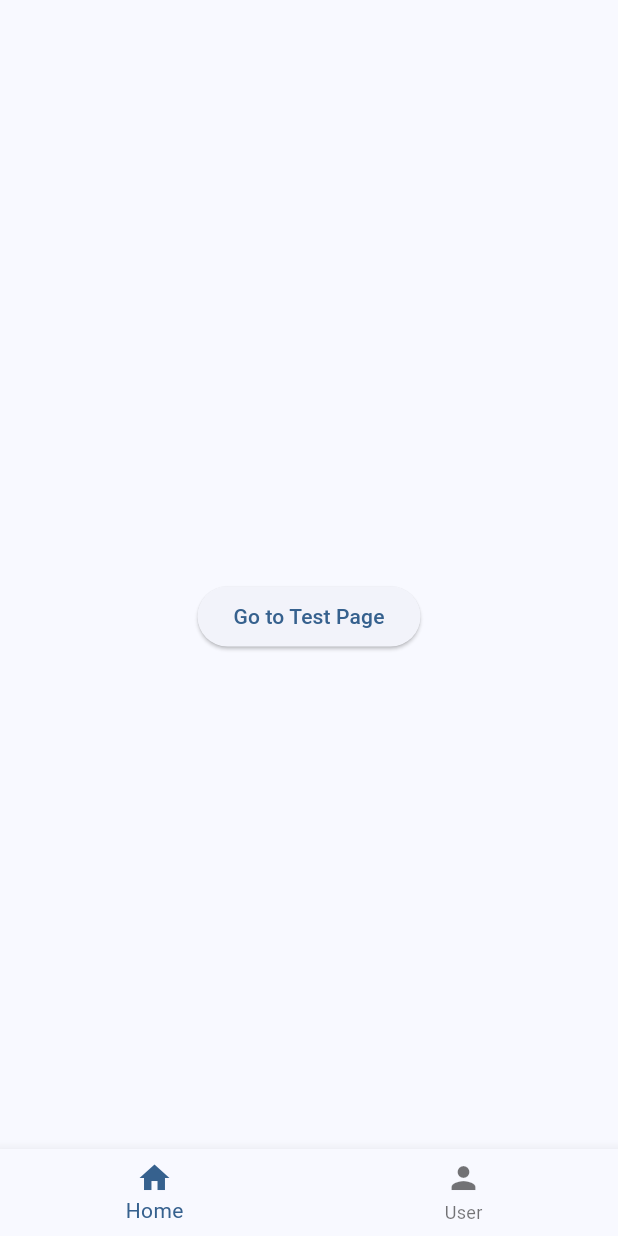
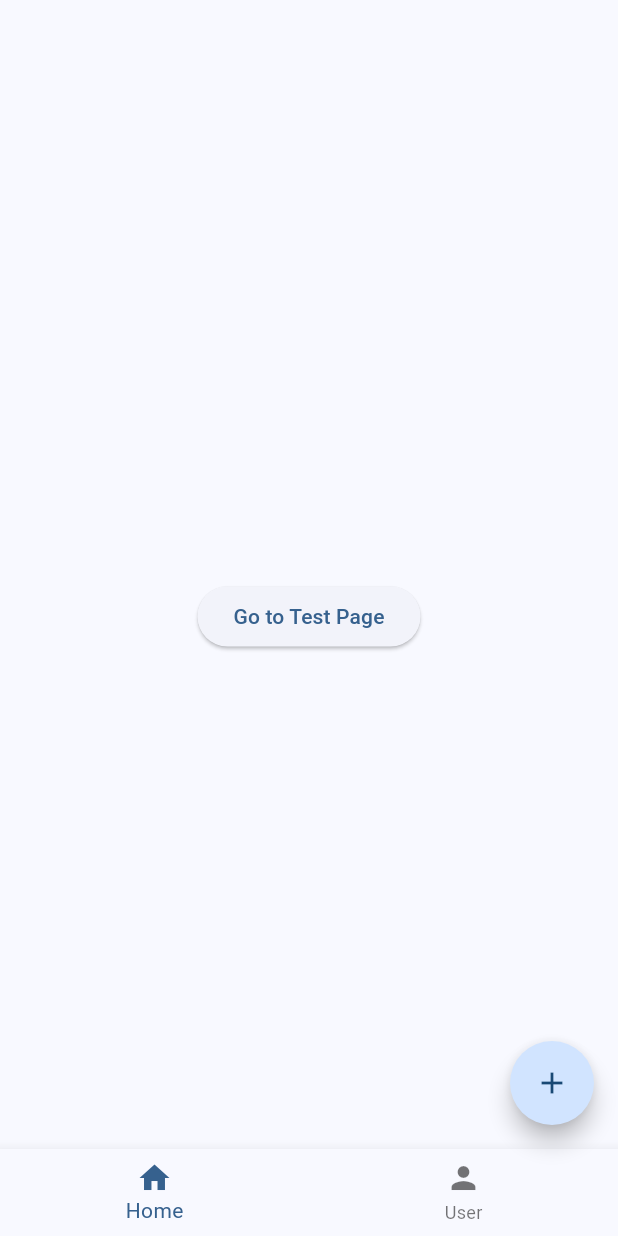
Before and after one commit to Yiyue345/just-for-fun, a Flutter app: the screen it shows after launch, on a phone screen of 412 x 824 dp. Run offline on Flutter 3.47's test engine with Material 3 defaults, Android fonts, the light colour scheme and no system bars; our stand-ins replace fluttertoast, get, supabase_flutter; accounts and stored records are empty.

Commit message:
:construction: 改了下版本号

```diff
--- a/lib/ui/pages/main_page.dart
+++ b/lib/ui/pages/main_page.dart
@@ -88,6 +88,15 @@ class _MainPageState extends State<MainPage> {
         onPageChanged: _onPageChanged,
         children: _pages,
       ),
+      floatingActionButton: _selectedIndex == 0
+          ? FloatingActionButton(onPressed: () {
+
+          },
+        shape: CircleBorder(),
+        child: Icon(Icons.add),
+      )
+          : null
+      ,
       bottomNavigationBar: BottomNavigationBar(
           items: _bottomNavItems,
         currentIndex: _selectedIndex,
--- a/pubspec.yaml
+++ b/pubspec.yaml
@@ -1,5 +1,5 @@
 name: go_deeper
-description: "A new Flutter project."
+description: "小玩具"
 # The following line prevents the package from being accidentally published to
 # pub.dev using `flutter pub publish`. This is preferred for private packages.
 publish_to: 'none' # Remove this line if you wish to publish to pub.dev
@@ -16,7 +16,7 @@ publish_to: 'none' # Remove this line if you wish to publish to pub.dev
 # https://developer.apple.com/library/archive/documentation/General/Reference/InfoPlistKeyReference/Articles/CoreFoundationKeys.html
 # In Windows, build-name is used as the major, minor, and patch parts
 # of the product and file versions while build-number is used as the build suffix.
-version: 0.1.0
+version: 0.0.1-alpha.1+1
 
 environment:
   sdk: ^3.9.2
```
Also changed, not shown: lib/ui/pages/settings_page/settings_page.dart (+12 -0 lines).
